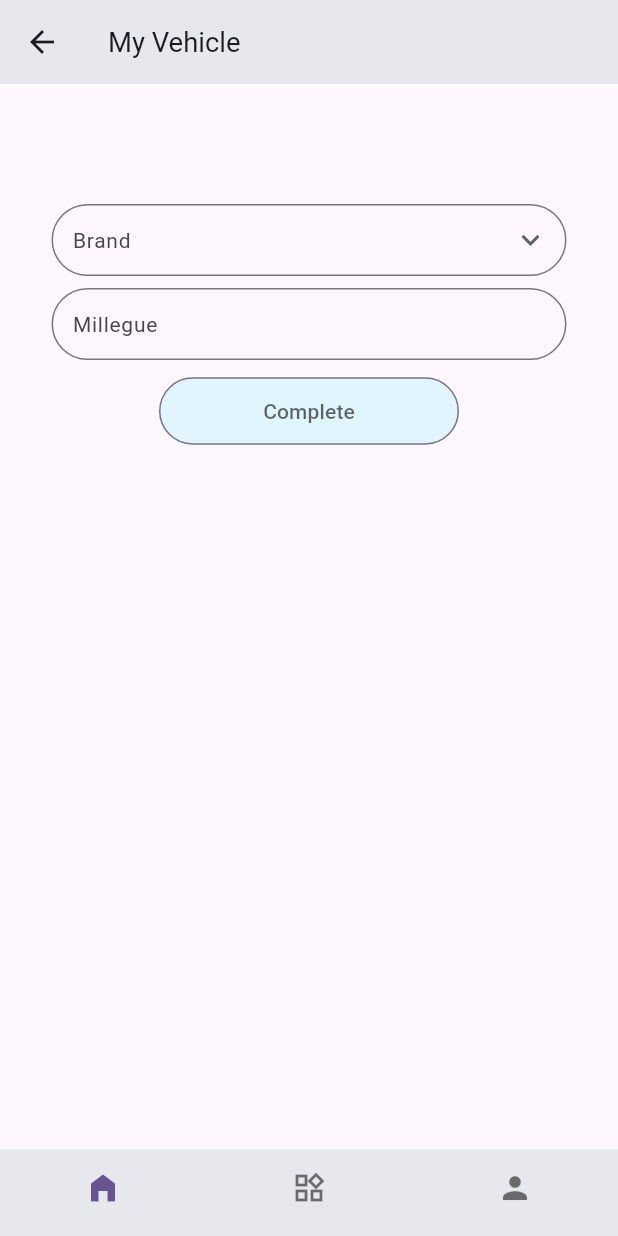
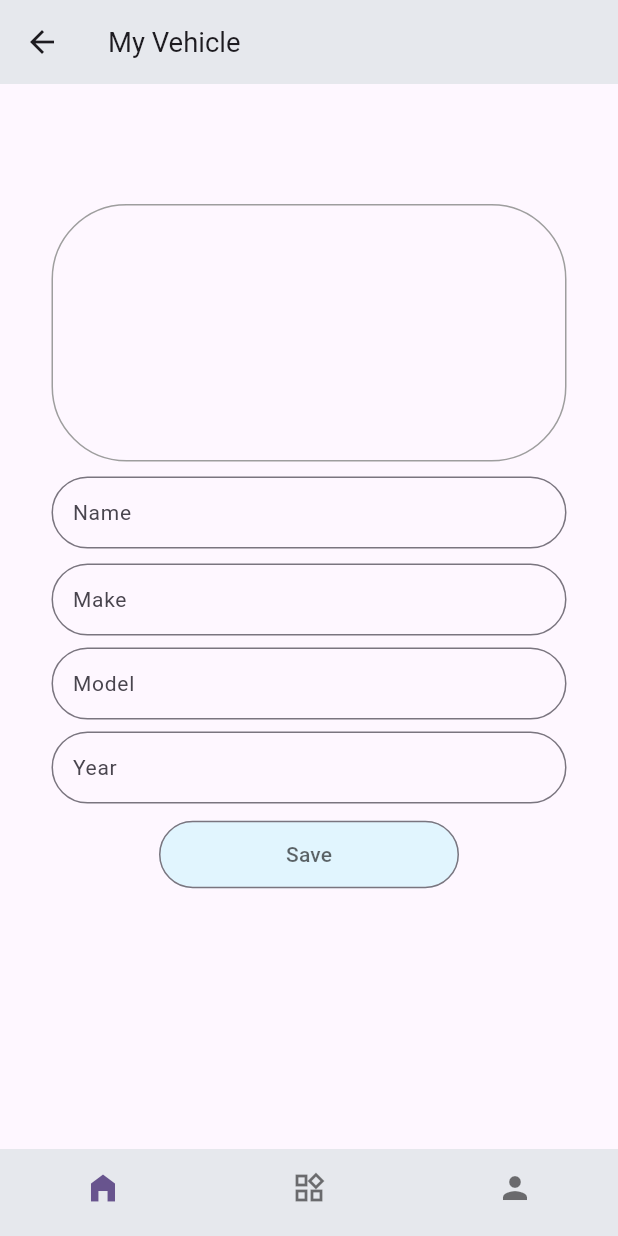
Before and after one commit to suonsamoun/auto_pulse, a Flutter app: the HomeAddVehicleFormPage screen opened by its route, on a phone screen of 412 x 824 dp. Run offline on Flutter 3.47's test engine with Material 3 defaults, Android fonts, the phone set to English and light mode, and no system bars; our stand-ins replace flutter_screenutil, go_router, smooth_page_indicator; network calls fail.

Commit message:
chore:rocket: install image picker, added new  page [choose vehicle type]

```diff
--- a/lib/modules/home/home_add_vehicle_form_page.dart
+++ b/lib/modules/home/home_add_vehicle_form_page.dart
@@ -13,8 +13,11 @@ class HomeAddVehicleFormPage extends StatefulWidget {
 class _HomeAddVehicleFormPageState extends State<HomeAddVehicleFormPage> {
   final _formKey = GlobalKey<FormState>();
 
-  String? _formInputVehicleBrand;
-  String? _formInputMillegue;
+  String? _inputVehicleMake;
+  String? _inputVehicleModel;
+  String? _inputVehicleYear;
+  String? _inputVehicleName;
+  String? _inputVehicleImage;
 
   @override
   Widget build(BuildContext context) {
@@ -36,22 +39,26 @@ class _HomeAddVehicleFormPageState extends State<HomeAddVehicleFormPage> {
           child: Column(
             children: [
               const SizedBox(height: 80),
-              DropdownButtonFormField(
-                items: ['Vitz', 'Prius'].map<DropdownMenuItem<String>>((value) {
-                  return DropdownMenuItem<String>(
-                      value: value, child: Text(value));
-                }).toList(),
-                value: null,
-                onChanged: (val) {},
-                validator: (val) => Validators.validate(val ?? '', 'Brand'),
+              Container(
+                width: double.infinity,
+                height: 150.w,
+                decoration: BoxDecoration(
+                  border: Border.all(width: 1, color: Colors.grey),
+                  borderRadius: const BorderRadius.all(Radius.circular(50)),
+                ),
+              ),
+              const SizedBox(height: 10),
+              TextFormField(
+                textAlignVertical: TextAlignVertical.center,
                 style: const TextStyle(
                   fontSize: 14,
-                  color: Colors.black,
                 ),
-                icon: const Icon(Icons.keyboard_arrow_down),
-                isDense: true,
+                cursorHeight: 16,
                 decoration: InputDecoration(
-                  labelText: 'Brand',
+                  labelText: 'Name',
+                  hintText: 'eg. Toyota Prius 2010',
+                  hintMaxLines: 2,
+                  alignLabelWithHint: true,
                   labelStyle: const TextStyle(fontSize: 14),
                   hintStyle: const TextStyle(fontSize: 14),
                   border: OutlineInputBorder(
@@ -62,31 +69,81 @@ class _HomeAddVehicleFormPageState extends State<HomeAddVehicleFormPage> {
                     horizontal: 10,
                   ),
                 ),
+                onSaved: (val) => _inputVehicleName = val,
+                validator: (val) =>
+                    Validators.validate(val ?? '', 'Vehicle name'),
+              ),
+              const SizedBox(height: 10),
+              TextFormField(
+                textAlignVertical: TextAlignVertical.center,
+                style: const TextStyle(
+                  fontSize: 14,
+                ),
+                cursorHeight: 16,
+                decoration: InputDecoration(
+                  labelText: 'Make',
+                  hintMaxLines: 2,
+                  hintText: 'eg. Toyota',
+                  alignLabelWithHint: true,
+                  labelStyle: const TextStyle(fontSize: 14),
+                  hintStyle: const TextStyle(fontSize: 14),
+                  border: OutlineInputBorder(
+                    borderRadius: BorderRadius.circular(50),
+                  ),
+                  contentPadding: const EdgeInsets.symmetric(
+                    vertical: 8,
+                    horizontal: 10,
+                  ),
+                ),
+                onSaved: (val) => _inputVehicleMake = val,
               ),
               const SizedBox(height: 8),
               TextFormField(
-                  textAlignVertical: TextAlignVertical.center,
-                  style: const TextStyle(
-                    fontSize: 14,
+                textAlignVertical: TextAlignVertical.center,
+                style: const TextStyle(
+                  fontSize: 14,
+                ),
+                cursorHeight: 16,
+                decoration: InputDecoration(
+                  labelText: 'Model',
+                  hintText: 'eg. Prius - Full Options',
+                  hintMaxLines: 2,
+                  alignLabelWithHint: true,
+                  labelStyle: const TextStyle(fontSize: 14),
+                  hintStyle: const TextStyle(fontSize: 14),
+                  border: OutlineInputBorder(
+                    borderRadius: BorderRadius.circular(50),
                   ),
-                  cursorHeight: 16,
-                  decoration: InputDecoration(
-                    labelText: 'Millegue',
-                    hintText: 'Enter current mileage',
-                    hintMaxLines: 2,
-                    alignLabelWithHint: true,
-                    labelStyle: const TextStyle(fontSize: 14),
-                    hintStyle: const TextStyle(fontSize: 14),
-                    border: OutlineInputBorder(
-                      borderRadius: BorderRadius.circular(50),
-                    ),
-                    contentPadding: const EdgeInsets.symmetric(
-                      vertical: 8,
-                      horizontal: 10,
-                    ),
+                  contentPadding: const EdgeInsets.symmetric(
+                    vertical: 8,
+                    horizontal: 10,
                   ),
-                  onSaved: (val) => _formInputMillegue = val,
-                  validator: (val) => Validators.validate(val!, 'Millegue')),
+                ),
+                onSaved: (val) => _inputVehicleModel = val,
+              ),
+              const SizedBox(height: 8),
+              TextFormField(
+                textAlignVertical: TextAlignVertical.center,
+                style: const TextStyle(
+                  fontSize: 14,
+                ),
+                cursorHeight: 16,
+                decoration: InputDecoration(
+                  labelText: 'Year',
+                  hintMaxLines: 2,
+                  alignLabelWithHint: true,
+                  labelStyle: const TextStyle(fontSize: 14),
+                  hintStyle: const TextStyle(fontSize: 14),
+                  border: OutlineInputBorder(
+                    borderRadius: BorderRadius.circular(50),
+                  ),
+                  contentPadding: const EdgeInsets.symmetric(
+                    vertical: 8,
+                    horizontal: 10,
+                  ),
+                ),
+                onSaved: (val) => _inputVehicleYear = val,
+              ),
               const SizedBox(height: 10),
               OutlinedButton(
                 onPressed: () {
@@ -100,11 +157,10 @@ class _HomeAddVehicleFormPageState extends State<HomeAddVehicleFormPage> {
                   padding: const EdgeInsets.symmetric(
                     vertical: 8,
                     horizontal: 10,
-                  ), // Adjust the vertical padding
-                  // Other button styling properties can be added here
+                  ),
                 ),
                 child: Text(
-                  'Complete',
+                  'Save',
                   style: TextStyle(
                     fontSize: 14,
                     color: Theme.of(context).hintColor,
--- /dev/null
+++ b/lib/modules/home/home_choose_vehicle_type_page.dart
@@ -0,0 +1,28 @@
+import 'package:flutter/material.dart';
+import 'package:flutter_screenutil/flutter_screenutil.dart';
+
+class HomeChooseVehicleTypePage extends StatelessWidget {
+  const HomeChooseVehicleTypePage({super.key});
+
+  @override
+  Widget build(BuildContext context) {
+    return Scaffold(
+      appBar: AppBar(
+        title: Text(
+          'Choose your vehicle',
+          style: TextStyle(fontSize: 16.sp),
+        ),
+        leading: IconButton(
+          icon: const Icon(Icons.arrow_back_outlined),
+          onPressed: () => Navigator.of(context).pop(),
+        ),
+        // actions: [
+        //   IconButton(
+        //     icon: const Icon(Icons.close),
+        //     onPressed: () => Navigator.of(context).pop(),
+        //   ),
+        // ],
+      ),
+    );
+  }
+}
--- a/lib/modules/home/home_my_vehicle_state_page.dart
+++ b/lib/modules/home/home_my_vehicle_state_page.dart
@@ -6,20 +6,10 @@ class HomeMyVehicleStatePage extends StatelessWidget {
 
   @override
   Widget build(BuildContext context) {
-    return Container(
-      decoration: const BoxDecoration(
-        gradient: LinearGradient(
-          begin: Alignment.topLeft,
-          end: Alignment.bottomRight,
-          colors: [
-            Color(0xff6A1B9A),
-            Color(0xffFF4081),
-          ],
-        ),
-      ),
-      child: Scaffold(
+    return Scaffold(
       backgroundColor: Colors.transparent,
       appBar: AppBar(
+
         title: Text(
           'Statistics',
           style: TextStyle(fontSize: 16.sp),
@@ -50,20 +40,19 @@ class HomeMyVehicleStatePage extends StatelessWidget {
               mainAxisSize: MainAxisSize.max,
               mainAxisAlignment: MainAxisAlignment.center,
               children: [
-                  _buildStateCardMenu(title: 'Spend'),
-                  _buildStateCardMenu(title: 'Spend'),
+                _buildStateCardMenu(title: 'Income'),
+                _buildStateCardMenu(title: 'Expend'),
               ],
             ),
             Row(
               mainAxisSize: MainAxisSize.max,
               mainAxisAlignment: MainAxisAlignment.center,
               children: [
-                  _buildStateCardMenu(title: 'Spend'),
-                  _buildStateCardMenu(title: 'Spend'),
+                _buildStateCardMenu(title: 'Maintenance'),
+                _buildStateCardMenu(title: 'Reminder'),
               ],
             )
           ],
-          ),
         ),
       ),
     );
--- a/lib/modules/home/home_page.dart
+++ b/lib/modules/home/home_page.dart
@@ -74,7 +74,7 @@ class _HomePageState extends State<HomePage> {
                 ),
               ],
               HomeCircleAvatarWidget(
-                path: '/home/my-vehicle-form',
+                path: '/home/choose-vehicle-type',
                 showSubtitle: vehicles.isEmpty,
                 subTitle:
                     'You don\'t have any vehicle yet, add a \n vehicle now!',
--- a/lib/utils/app_router.dart
+++ b/lib/utils/app_router.dart
@@ -2,6 +2,7 @@ import 'package:auto_pulse/detail_login_screen.dart';
 import 'package:auto_pulse/detail_screen.dart';
 import 'package:auto_pulse/login_screen.dart';
 import 'package:auto_pulse/modules/home/home_add_vehicle_form_page.dart';
+import 'package:auto_pulse/modules/home/home_choose_vehicle_type_page.dart';
 import 'package:auto_pulse/modules/home/home_vehicle_list_page.dart';
 import 'package:auto_pulse/modules/home/home_my_vehicle_state_page.dart';
 import 'package:auto_pulse/modules/home/home_page.dart';
@@ -12,7 +13,7 @@ import 'package:go_router/go_router.dart';
 
 class AppRouter {
   static final GoRouter routes = GoRouter(
-    initialLocation: '/home/my-vehicle-state',
+    initialLocation: '/home',
     routes: <RouteBase>[
       GoRoute(
         path: '/login',
@@ -48,6 +49,22 @@ class AppRouter {
                 },
                 routes: <RouteBase>[
                   GoRoute(
+                    path: 'choose-vehicle-type',
+                    name: 'choose-vehicle-type',
+                    builder: (BuildContext context, GoRouterState state) {
+                      return const HomeChooseVehicleTypePage();
+                    },
+                    routes: <RouteBase>[
+                      GoRoute(
+                        path: 'my-vehicle-form',
+                        name: 'add-my-vehicle-form',
+                        builder: (BuildContext context, GoRouterState state) {
+                          return const HomeAddVehicleFormPage();
+                        },
+                      ),
+                    ],
+                  ),
+                  GoRoute(
                     path: 'my-vehicle-list',
                     name: 'my-vehicles',
                     builder: (BuildContext context, GoRouterState state) {
@@ -59,13 +76,6 @@ class AppRouter {
                     name: 'my-vehicle-state',
                     builder: (BuildContext context, GoRouterState state) {
                       return const HomeMyVehicleStatePage();
-                    },
-                  ),
-                  GoRoute(
-                    path: 'my-vehicle-form',
-                    name: 'add-my-vehicle-form',
-                    builder: (BuildContext context, GoRouterState state) {
-                      return const HomeAddVehicleFormPage();
                     },
                   ),
                 ],
--- /dev/null
+++ b/lib/widgets/form.dart
@@ -0,0 +1,44 @@
+import 'package:flutter/material.dart';
+
+class Form extends StatefulWidget {
+  const Form({super.key});
+
+  @override
+  State<Form> createState() => _FormState();
+}
+
+class _FormState extends State<Form> {
+  @override
+  Widget build(BuildContext context) {
+    return const Placeholder();
+  }
+}
+
+
+// DropdownButtonFormField(
+//   items: ['Vitz', 'Prius'].map<DropdownMenuItem<String>>((value) {
+//     return DropdownMenuItem<String>(
+//         value: value, child: Text(value));
+//   }).toList(),
+//   value: null,
+//   onChanged: (val) {},
+//   validator: (val) => Validators.validate(val ?? '', 'Make'),
+//   style: const TextStyle(
+//     fontSize: 14,
+//     color: Colors.black,
+//   ),
+//   icon: const Icon(Icons.keyboard_arrow_down),
+//   isDense: true,
+//   decoration: InputDecoration(
+//     labelText: 'Make',
+//     labelStyle: const TextStyle(fontSize: 14),
+//     hintStyle: const TextStyle(fontSize: 14),
+//     border: OutlineInputBorder(
+//       borderRadius: BorderRadius.circular(50),
+//     ),
+//     contentPadding: const EdgeInsets.symmetric(
+//       vertical: 8,
+//       horizontal: 10,
+//     ),
+//   ),
+// ),
--- a/pubspec.yaml
+++ b/pubspec.yaml
@@ -42,6 +42,8 @@ dependencies:
   flutter_bloc: ^8.1.3
   flutter_screenutil: ^5.9.0
   go_router: ^12.1.3
+  image_cropper: ^5.0.1
+  image_picker: ^1.0.6
   isar: 3.1.0
   isar_flutter_libs: 3.1.0
   smooth_page_indicator: ^1.1.0
```
Also changed, not shown: pubspec.lock. Lines whose indentation alone changed are shown as unchanged.
